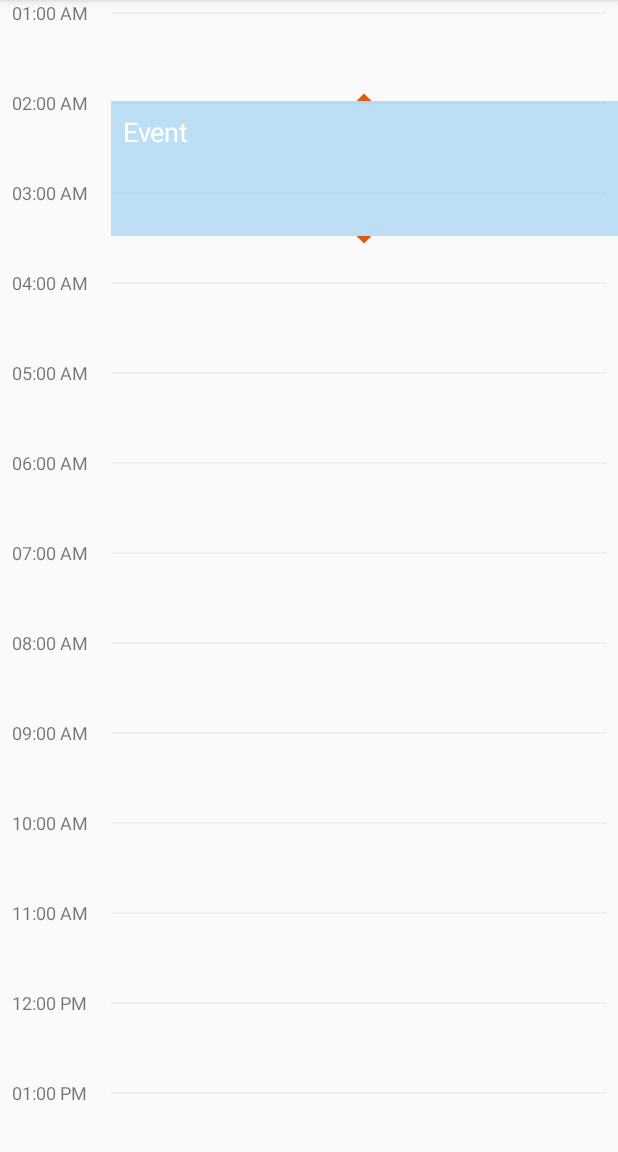
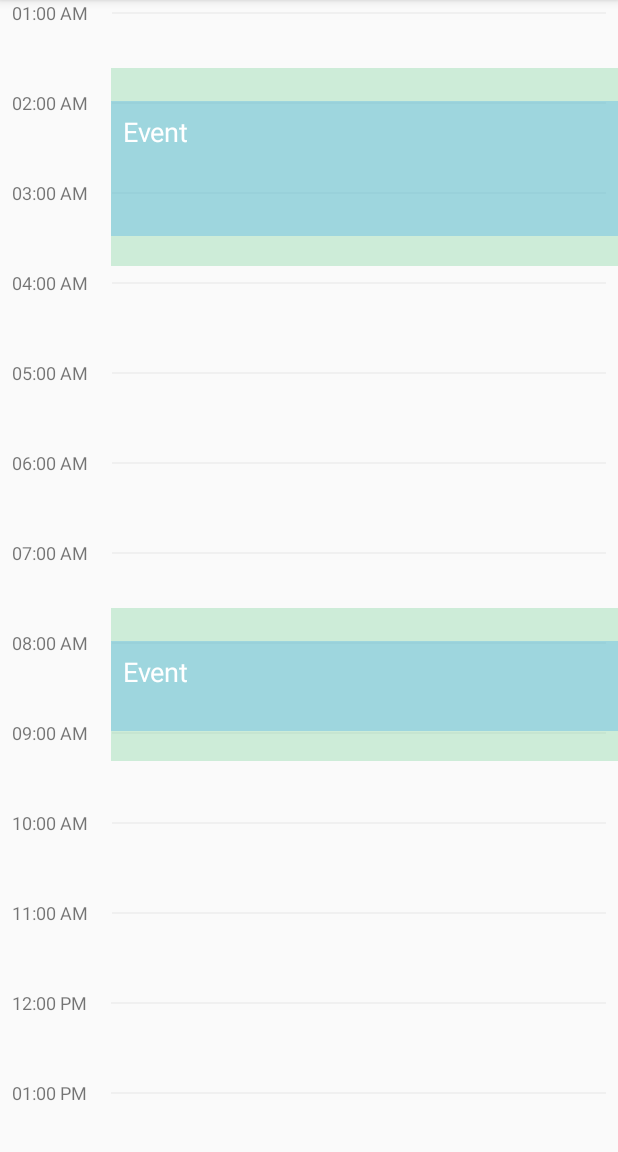
Before and after one commit to nguyenthanhit/CalendarSample, an Android app: the screen it shows after launch (MainActivity), on a phone screen of 412 x 824 dp, the part 84-1236 px from its top. Run offline under Robolectric (Android 15) with nearby library versions, the phone set to English and light mode, and no system bars.

Commit message:
fix lag UI event

```diff
--- a/app/src/main/java/sg/vinova/calendarsample/MainActivity.kt
+++ b/app/src/main/java/sg/vinova/calendarsample/MainActivity.kt
@@ -27,16 +27,16 @@ class MainActivity : AppCompatActivity() {
         events.add(event)
 
 
-//        val a = Calendar.getInstance()
-//        a.set(Calendar.HOUR_OF_DAY, 16)
-//        a.set(Calendar.MINUTE, 0)
-//        val b = timeStart.clone() as Calendar
-//        b.set(Calendar.HOUR_OF_DAY, 17)
-//        b.set(Calendar.MINUTE, 0)
-//        val event1 = Event(1, a, b, "Event", "Hockaido",
-//                color = ContextCompat.getColor(this, R.color.blue_55))
-//
-//        events.add(event1)
+        val a = Calendar.getInstance()
+        a.set(Calendar.HOUR_OF_DAY, 8)
+        a.set(Calendar.MINUTE, 0)
+        val b = timeStart.clone() as Calendar
+        b.set(Calendar.HOUR_OF_DAY, 9)
+        b.set(Calendar.MINUTE, 0)
+        val event1 = Event(1, a, b, "Event", "Hockaido",
+                color = ContextCompat.getColor(this, R.color.blue_55))
+
+        events.add(event1)
 
         calendarView?.setEvent(events)
     }
--- a/calendardayview/src/main/java/sg/vinova/calendardayview/widget/EventView.kt
+++ b/calendardayview/src/main/java/sg/vinova/calendardayview/widget/EventView.kt
@@ -2,13 +2,11 @@ package sg.vinova.calendardayview.widget
 
 import android.content.Context
 import android.graphics.Rect
+import android.support.v4.content.ContextCompat
+import android.support.v4.view.GestureDetectorCompat
 import android.util.AttributeSet
-import android.util.Log
-import android.view.LayoutInflater
-import android.view.MotionEvent
-import android.view.ViewGroup
+import android.view.*
 import android.widget.FrameLayout
-import android.widget.RelativeLayout
 import kotlinx.android.synthetic.main.view_event.view.*
 import sg.vinova.calendardayview.R
 import sg.vinova.calendardayview.event.IEvent
@@ -24,6 +22,7 @@ class EventView : FrameLayout {
     private lateinit var mEvent: Event
     private lateinit var params: FrameLayout.LayoutParams
     private lateinit var eventListener: IEvent
+    private var mDetector: GestureDetectorCompat? = null
     private var dy = 0f
 
     constructor(context: Context?, eventListener: IEvent) : super(context) {
@@ -42,17 +41,25 @@ class EventView : FrameLayout {
     private fun init() {
         params = FrameLayout.LayoutParams(ViewGroup.LayoutParams.MATCH_PARENT,
                 ViewGroup.LayoutParams.WRAP_CONTENT)
-
+        mDetector = GestureDetectorCompat(context, EventGestureListener())
         LayoutInflater.from(context).inflate(R.layout.view_event, this, true)
 
-        eventContainer.setOnTouchListener { view, motionEvent ->
-            when (motionEvent.action) {
+        setOnClickListener {
+            showArrowButton(false)
+            isClickable = false
+        }
+
+        eventContainer.setOnTouchListener { _, motionEvent ->
+            // set parent's click to prevent show "add event view"
+            this@EventView.isClickable = true
+            mDetector!!.onTouchEvent(motionEvent)
+            when (motionEvent?.action) {
                 MotionEvent.ACTION_DOWN -> {
                     eventListener.onBeginMoveEvent()
-                    dy = view.y - motionEvent.rawY
+                    dy = eventContainer.y - motionEvent.rawY
                 }
                 MotionEvent.ACTION_MOVE -> {
-                    view.animate()
+                    eventContainer.animate()
                             .y(motionEvent.rawY + dy)
                             .setDuration(0)
                             .start()
@@ -64,8 +71,7 @@ class EventView : FrameLayout {
             true
         }
 
-        ivDownArrow.setOnTouchListener { view, motionEvent ->
-
+        ivDownArrow.setOnTouchListener { _, motionEvent ->
             val y = motionEvent.rawY
             val location = IntArray(2)
             tvEvent.getLocationOnScreen(location)
@@ -75,7 +81,7 @@ class EventView : FrameLayout {
                             y - totalEventY >= 50 && y - totalEventY > 0)) {
                 when (motionEvent.action) {
                     MotionEvent.ACTION_MOVE -> {
-                       // update height event
+                        // update height event
                         tvEvent.layoutParams.height += (y - totalEventY).toInt()
                         tvEvent.requestLayout()
                     }
@@ -88,12 +94,12 @@ class EventView : FrameLayout {
         }
 
         ivTopArrow.setOnTouchListener { view, motionEvent ->
-            Log.d("Thanh", "Up up up up ")
             true
         }
     }
 
     fun setPosition(rect: Rect) {
+        // set position parent view
         params.height = ViewGroup.LayoutParams.MATCH_PARENT
         params.leftMargin = rect.left
         layoutParams = params
@@ -113,4 +119,20 @@ class EventView : FrameLayout {
             }
         }
     }
+
+    private fun showArrowButton(isShowView: Boolean) {
+        if (isShowView) {
+            ivTopArrow.visibility = View.VISIBLE
+            ivDownArrow.visibility = View.VISIBLE
+        } else {
+            ivTopArrow.visibility = View.INVISIBLE
+            ivDownArrow.visibility = View.INVISIBLE
+        }
+    }
+
+    inner class EventGestureListener : GestureDetector.SimpleOnGestureListener() {
+        override fun onLongPress(motionEvent: MotionEvent?) {
+            showArrowButton(true)
+        }
+    }
 }
--- a/calendardayview/src/main/res/layout/view_event.xml
+++ b/calendardayview/src/main/res/layout/view_event.xml
@@ -2,45 +2,33 @@
 <RelativeLayout xmlns:android="http://schemas.android.com/apk/res/android"
     android:id="@+id/eventContainer"
     android:layout_width="match_parent"
-    android:clickable="false"
-    android:layout_height="wrap_content">
+    android:layout_height="wrap_content"
+    android:background="@color/gray"
+    android:clickable="true"
+    android:focusable="true">
 
     <TextView
         android:id="@+id/tvEvent"
         android:layout_width="match_parent"
         android:layout_height="wrap_content"
         android:layout_below="@id/ivTopArrow"
-        android:gravity="top|start"
         android:layout_marginTop="-16dp"
         android:background="@color/blue_55"
+        android:gravity="top|start"
         android:padding="@dimen/small_margin"
         android:textColor="@color/white"
-        android:textSize="@dimen/medium_text_size"
-        />
+        android:textSize="@dimen/medium_text_size" />
 
     <ImageView
         android:id="@+id/ivTopArrow"
-        android:layout_width="wrap_content"
-        android:layout_height="wrap_content"
-        android:paddingBottom="@dimen/smallest_padding"
-        android:paddingStart="@dimen/small_padding"
-        android:paddingEnd="@dimen/small_padding"
-        android:paddingTop="@dimen/small_padding"
-        android:layout_centerHorizontal="true"
-        android:src="@drawable/ic_arrow_up"
-        />
+        style="@style/ArrowStyle"
+        android:src="@drawable/ic_arrow_up" />
 
     <ImageView
         android:id="@+id/ivDownArrow"
-        android:layout_width="wrap_content"
-        android:layout_height="wrap_content"
-        android:layout_centerHorizontal="true"
+        style="@style/ArrowStyle"
+        android:layout_below="@id/tvEvent"
         android:layout_marginTop="-18dp"
-        android:layout_below="@id/tvEvent"
-        android:paddingBottom="@dimen/smallest_padding"
-        android:paddingStart="@dimen/small_padding"
-        android:paddingEnd="@dimen/small_padding"
-        android:paddingTop="@dimen/small_padding"
         android:src="@drawable/ic_arrow_down" />
 
 </RelativeLayout>
--- /dev/null
+++ b/calendardayview/src/main/res/values/styles.xml
@@ -0,0 +1,13 @@
+<?xml version="1.0" encoding="utf-8"?>
+<resources>
+    <style name="ArrowStyle">
+        <item name="android:layout_width">wrap_content</item>
+        <item name="android:layout_height">wrap_content</item>
+        <item name="android:layout_centerHorizontal">true</item>
+        <item name="android:paddingBottom">@dimen/smallest_padding</item>
+        <item name="android:paddingStart">@dimen/small_padding</item>
+        <item name="android:paddingEnd">@dimen/small_padding</item>
+        <item name="android:paddingTop">@dimen/small_padding</item>
+        <item name="android:visibility">invisible</item>
+    </style>
+</resources>
```
